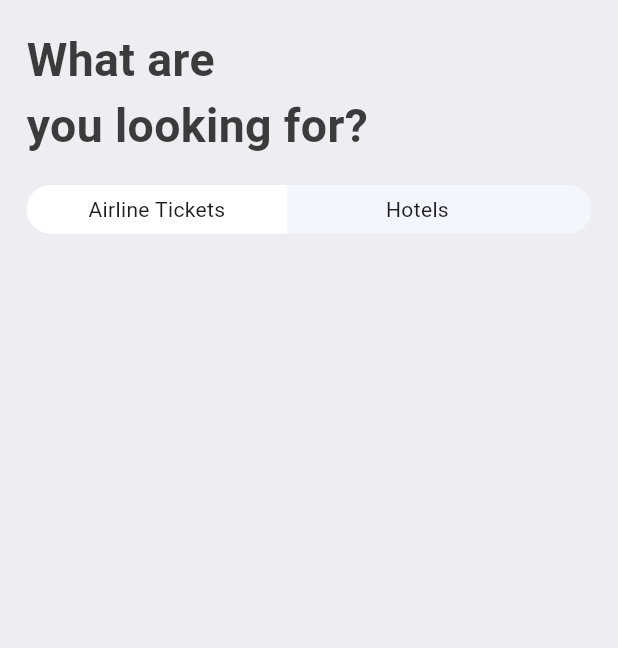
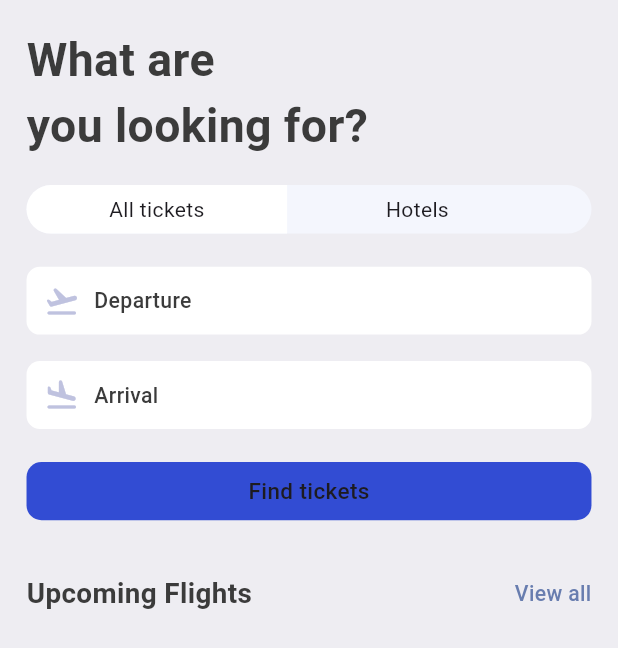
Before and after one commit to jmcfx/ticket_app, a Flutter app: the SearchScreen screen opened directly, on a phone screen of 412 x 824 dp. Shown: the top 648 px of the screen. Run offline on Flutter 3.47's test engine with Material 3 defaults, Android fonts, the phone set to English and light mode, and no system bars; our stand-ins replace fluentui_icons, flutter_screenutil, get.

Commit message:
find tickets

```diff
--- a/lib/utils/styles/app_styles.dart
+++ b/lib/utils/styles/app_styles.dart
@@ -10,6 +10,7 @@ class AppStyles {
   static Color ticketBlue = const Color(0xFF526799);
   static Color ticketOrange = const Color(0xFFF37B67);
   static Color kakiColor = const Color(0xFFd2bdb6);
+  static Color planeColor = const Color(0xFFBFC2DF);
   static TextStyle textStyle = TextStyle(
     fontSize: 16.sp,
     color: textColor,
@@ -30,8 +31,7 @@ class AppStyles {
     fontWeight: FontWeight.w500,
   );
 
-
-   static TextStyle headLineStyle4 = TextStyle(
+  static TextStyle headLineStyle4 = TextStyle(
     fontSize: 14.sp,
     fontWeight: FontWeight.w500,
   );
--- a/lib/views/screens/search/search_screen.dart
+++ b/lib/views/screens/search/search_screen.dart
@@ -1,7 +1,11 @@
 import 'package:flutter/material.dart';
 import 'package:flutter_screenutil/flutter_screenutil.dart';
+import 'package:ticket_app/utils/routes/app_routes.dart';
 import 'package:ticket_app/utils/styles/app_styles.dart';
+import 'package:ticket_app/views/screens/search/widgets/app_text_icon.dart';
 import 'package:ticket_app/views/screens/search/widgets/app_ticket_tabs.dart';
+import 'package:ticket_app/views/screens/search/widgets/find_tickets.dart';
+import 'package:ticket_app/views/widgets/app_double_text.dart';
 
 class SearchScreen extends StatelessWidget {
   const SearchScreen({super.key});
@@ -13,10 +17,36 @@ class SearchScreen extends StatelessWidget {
       body: SafeArea(
         child: ListView(
           padding: const EdgeInsets.symmetric(horizontal: 20, vertical: 20).r,
-          children:  [
-            Text("What are\nyou looking for?" , style: AppStyles.headLineStyle1.copyWith(fontSize: 35.sp ),),
+          children: [
+            Text(
+              "What are\nyou looking for?",
+              style: AppStyles.headLineStyle1.copyWith(fontSize: 35.sp),
+            ),
             SizedBox(height: 20.h),
-            const AppTicketTabs()
+            const AppTicketTabs(),
+            SizedBox(height: 25.h),
+            const AppTextIcon(
+              icons: Icons.flight_takeoff_rounded,
+              text: 'Departure',
+            ),
+            SizedBox(height: 20.h),
+            const AppTextIcon(
+              icons: Icons.flight_land_rounded,
+              text: 'Arrival',
+            ),
+             SizedBox(height: 25.h),
+            const FindTickets(),
+            SizedBox(
+              height: 40.h,
+            ),
+            AppDoubleText(
+              bigText: 'Upcoming Flights',
+              smallText: 'View all',
+              func: () => Navigator.pushNamed(
+                context,
+                AppRoutes.allTicketRoute,
+              ),
+            )
           ],
         ),
       ),
--- /dev/null
+++ b/lib/views/screens/search/widgets/app_text_icon.dart
@@ -0,0 +1,34 @@
+import 'package:flutter/material.dart';
+import 'package:flutter_screenutil/flutter_screenutil.dart';
+import 'package:ticket_app/utils/styles/app_styles.dart';
+
+class AppTextIcon extends StatelessWidget {
+  const AppTextIcon({super.key, required this.icons, required this.text});
+  final IconData icons;
+  final String text;
+  @override
+  Widget build(BuildContext context) {
+    return Container(
+      padding:  EdgeInsets.symmetric(vertical: 12.h, horizontal: 12.w),
+      decoration: BoxDecoration(
+        borderRadius: BorderRadius.circular(10).r,
+        color: Colors.white,
+      ),
+      child: Row(
+        children: [
+          Icon(
+            icons,
+            color: AppStyles.planeColor,
+          ),
+          SizedBox(
+            width: 10.w,
+          ),
+          Text(
+            text,
+            style: AppStyles.textStyle,
+          )
+        ],
+      ),
+    );
+  }
+}
--- a/lib/views/screens/search/widgets/app_ticket_tabs.dart
+++ b/lib/views/screens/search/widgets/app_ticket_tabs.dart
@@ -7,32 +7,20 @@ class AppTicketTabs extends StatelessWidget {
 
   @override
   Widget build(BuildContext context) {
-    final size = MediaQuery.of(context).size;
-
     return Container(
       decoration: BoxDecoration(
         borderRadius: BorderRadius.circular(50),
         color: const Color(0xFFF4F6FD),
       ),
-      child: Row(
+      child: const Row(
         children: [
-          Container(
-            decoration: BoxDecoration(
-                color: Colors.white,
-                borderRadius:
-                    BorderRadius.horizontal(left: const Radius.circular(50).r)),
-            padding: EdgeInsets.symmetric(vertical: 7.h),
-            width: size.width * 0.44.w,
-            child: const Center(child: Text('Airline Tickets')),
+          AppTabs(
+            tabText: 'All tickets',
           ),
-          Container(
-            decoration: BoxDecoration(
-                color: Colors.transparent,
-                borderRadius: BorderRadius.horizontal(
-                    right: const Radius.circular(50).r)),
-            padding: EdgeInsets.symmetric(vertical: 7.h),
-            width: size.width * 0.44.w,
-            child: const Center(child: Text('Hotels')),
+          AppTabs(
+            tabText: 'Hotels',
+            tabBorder: true,
+            tabColor: true,
           ),
         ],
       ),
@@ -41,21 +29,23 @@ class AppTicketTabs extends StatelessWidget {
 }
 
 class AppTabs extends StatelessWidget {
-  const AppTabs({super.key, this.tabText = '', this.tabBorder = false});
+  const AppTabs({super.key, this.tabText = '', this.tabBorder = false,  this.tabColor = false});
   final String tabText;
-  final bool tabBorder;
+  final bool tabBorder, tabColor;
 
   @override
   Widget build(BuildContext context) {
-     final size = MediaQuery.of(context).size;
+    final size = MediaQuery.of(context).size;
     return Container(
       decoration: BoxDecoration(
-          color: Colors.transparent,
-          borderRadius: tabBorder == false ?BorderRadius.horizontal(left: const Radius.circular(50).r) :
-              BorderRadius.horizontal(right: const Radius.circular(50).r) ),
+
+          color: tabColor == false ? Colors.white : Colors.transparent,
+          borderRadius: tabBorder == false
+              ? BorderRadius.horizontal(left: const Radius.circular(50).r)
+              : BorderRadius.horizontal(right: const Radius.circular(50).r)),
       padding: EdgeInsets.symmetric(vertical: 7.h),
       width: size.width * 0.44.w,
-      child:  Center(child: Text(tabText)),
+      child: Center(child: Text(tabText)),
     );
   }
 }
--- /dev/null
+++ b/lib/views/screens/search/widgets/find_tickets.dart
@@ -0,0 +1,19 @@
+import 'package:flutter/material.dart';
+import 'package:flutter_screenutil/flutter_screenutil.dart';
+import 'package:ticket_app/utils/styles/app_styles.dart';
+
+class FindTickets extends StatelessWidget {
+  const FindTickets({super.key});
+
+  @override
+  Widget build(BuildContext context) {
+    return Container(
+      padding:   EdgeInsets.symmetric( vertical: 10.h),
+      decoration:  BoxDecoration(
+        borderRadius: BorderRadius.circular(10),
+        color: const Color(0xD91130CE),
+      ),
+      child:  Center(child: Text('Find tickets', style: AppStyles.headLineStyle3,)),
+    );
+  }
+}
```
